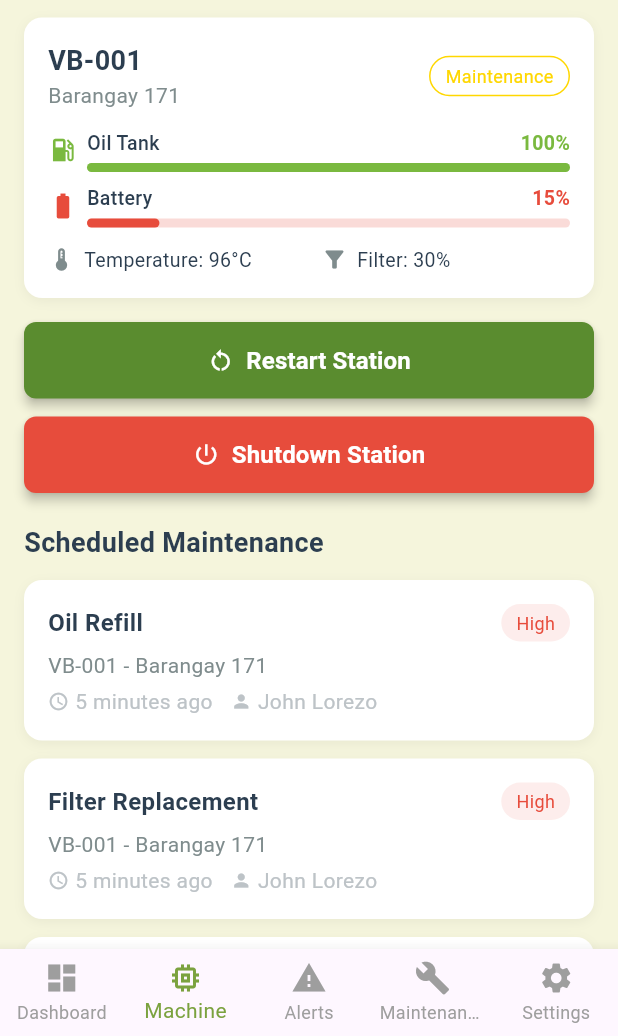
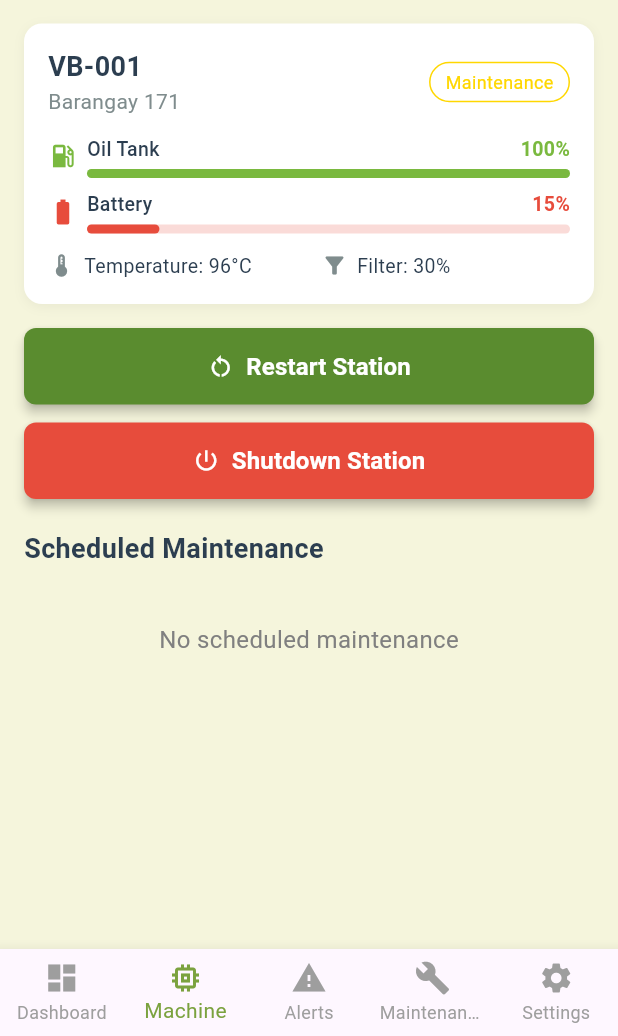
Before and after one commit to Masdyyy/Vegobolt-App, a Flutter app: the MachinePage screen opened by its route, on a phone screen of 412 x 824 dp, the part 200-1236 px from its top. Run offline on Flutter 3.47's test engine with Material 3 defaults, Android fonts, the phone set to English and light mode, and no system bars; our stand-ins replace flutter_secure_storage; accounts and stored records are empty; network calls fail.

Commit message:
Refactor maintenance scheduling and UI integration
Maintenance scheduling is now managed via shared state between Machine and Maintenance pages, allowing users to add, edit, and delete scheduled maintenance items. Alerts list in Alerts page is now empty by default, and UI improvements were made for empty states and navigation. Settings page now links to Account Settings and Help & Support. Various code cleanups and improved widget structure across pages.

```diff
--- a/vegobolt/lib/Pages/Alerts.dart
+++ b/vegobolt/lib/Pages/Alerts.dart
@@ -2,7 +2,7 @@ import 'package:flutter/material.dart';
 import '../components/navbar.dart';
 import '../components/header.dart';
 import '../components/alert_card.dart';
-import '../utils/Colors.dart'; // ✅ Make sure this path matches your actual file location
+import '../utils/Colors.dart';
 import 'dashboard.dart';
 import 'machine.dart';
 import 'maintenance.dart';
@@ -45,53 +45,8 @@ class _AlertsPageState extends State<AlertsPage> {
     );
   }
 
-  final List<Map<String, dynamic>> _alerts = [
-    {
-      'title': 'Overheating Detected',
-      'machine': 'VB-0001',
-      'location': 'Barangay 171',
-      'time': '5 minutes ago',
-      'status': 'Critical',
-      'color': AppColors.criticalRed,
-      'icon': Icons.error_outline,
-    },
-    {
-      'title': 'Low Oil Level',
-      'machine': 'VB-0002',
-      'location': 'Barangay 171',
-      'time': '5 minutes ago',
-      'status': 'Warning',
-      'color': AppColors.warningYellow,
-      'icon': Icons.warning_amber_rounded,
-    },
-    {
-      'title': 'Battery Replacement',
-      'machine': 'VB-0001',
-      'location': 'Barangay 171',
-      'time': '2 days ago',
-      'status': 'Resolved',
-      'color': AppColors.resolvedGreen,
-      'icon': Icons.check_circle_outline,
-    },
-    {
-      'title': 'Filter Replacement Required',
-      'machine': 'VB-0001',
-      'location': 'Barangay 171',
-      'time': '2 days ago',
-      'status': 'Resolved',
-      'color': AppColors.resolvedGreen,
-      'icon': Icons.check_circle_outline,
-    },
-    {
-      'title': 'Filter Replacement Required',
-      'machine': 'VB-0002',
-      'location': 'Barangay 171',
-      'time': '4 days ago',
-      'status': 'Resolved',
-      'color': AppColors.resolvedGreen,
-      'icon': Icons.check_circle_outline,
-    },
-  ];
+  // Alerts list (empty initially)
+  final List<Map<String, dynamic>> _alerts = [];
 
   List<Map<String, dynamic>> get _filteredAlerts {
     switch (_selectedTab) {
@@ -199,7 +154,7 @@ class _AlertsPageState extends State<AlertsPage> {
                       child: _filteredAlerts.isEmpty
                           ? const Center(
                               child: Text(
-                                'No alerts found.',
+                                'No alerts detected.',
                                 style: TextStyle(
                                   color: AppColors.textSecondary,
                                 ),
--- a/vegobolt/lib/Pages/Machine.dart
+++ b/vegobolt/lib/Pages/Machine.dart
@@ -8,11 +8,18 @@ import 'alerts.dart';
 import 'maintenance.dart';
 import 'settings.dart';
 
-class MachinePage extends StatelessWidget {
+class MachinePage extends StatefulWidget {
   const MachinePage({super.key});
 
-  void _onNavTap(BuildContext context, int index) {
-    if (index == 1) return; // already in Machine page
+  @override
+  State<MachinePage> createState() => _MachinePageState();
+}
+
+class _MachinePageState extends State<MachinePage> {
+  List<Map<String, dynamic>> scheduledMaintenanceItems = [];
+
+  void _onNavTap(BuildContext context, int index) async {
+    if (index == 1) return;
 
     Widget destination;
     switch (index) {
@@ -23,8 +30,22 @@ class MachinePage extends StatelessWidget {
         destination = const AlertsPage();
         break;
       case 3:
-        destination = const MaintenancePage();
-        break;
+        // Pass current items to maintenance page and get updated items back
+        final result = await Navigator.push(
+          context,
+          MaterialPageRoute(
+            builder: (_) => MaintenancePage(
+              initialScheduledItems: scheduledMaintenanceItems,
+            ),
+          ),
+        );
+        // Update items if we received data back
+        if (result != null && result is List<Map<String, dynamic>>) {
+          setState(() {
+            scheduledMaintenanceItems = result;
+          });
+        }
+        return; // Don't use pushReplacement for maintenance page
       case 4:
         destination = const SettingsPage();
         break;
@@ -42,8 +63,7 @@ class MachinePage extends StatelessWidget {
   Widget build(BuildContext context) {
     return Scaffold(
       backgroundColor: AppColors.backgroundColor,
-      body: SafeArea(
-        child: Column(
+      body: Column(
         children: [
           const Header(),
           Expanded(
@@ -63,12 +83,9 @@ class MachinePage extends StatelessWidget {
                   const SizedBox(height: 4),
                   const Text(
                     'Control your VEGOBOLT station remotely',
-                      style: TextStyle(
-                        color: AppColors.textSecondary,
-                        fontSize: 14,
+                    style: TextStyle(color: AppColors.textSecondary),
                   ),
-                    ),
-                    const SizedBox(height: 12),
+                  const SizedBox(height: 16),
 
                   // Machine Card
                   Container(
@@ -203,27 +220,36 @@ class MachinePage extends StatelessWidget {
                   ),
                   const SizedBox(height: 12),
 
-                    _buildMaintenanceCard(
-                      title: "Oil Refill",
-                      level: "High",
-                      color: AppColors.criticalRed,
+                  // Display maintenance items or empty state
+                  if (scheduledMaintenanceItems.isEmpty)
+                    const Center(
+                      child: Padding(
+                        padding: EdgeInsets.symmetric(vertical: 24.0),
+                        child: Text(
+                          'No scheduled maintenance',
+                          style: TextStyle(
+                            color: Color(0xFF808080),
+                            fontSize: 16,
                           ),
-                    _buildMaintenanceCard(
-                      title: "Filter Replacement",
-                      level: "High",
-                      color: AppColors.criticalRed,
                         ),
-                    _buildMaintenanceCard(
-                      title: "Battery Replacement",
-                      level: "Medium",
-                      color: AppColors.warningYellow,
+                      ),
+                    )
+                  else
+                    ...scheduledMaintenanceItems.map(
+                      (item) => _buildMaintenanceCard(
+                        title: item['title'],
+                        machineId: item['machineId'],
+                        location: item['location'],
+                        scheduledDate: item['scheduledDate'],
+                        priority: item['priority'],
+                        priorityColor: item['priorityColor'],
+                      ),
                     ),
                 ],
               ),
             ),
           ),
         ],
-        ),
       ),
       bottomNavigationBar: NavBar(
         currentIndex: 1,
@@ -311,8 +337,11 @@ class MachinePage extends StatelessWidget {
 
   Widget _buildMaintenanceCard({
     required String title,
-    required String level,
-    required Color color,
+    required String machineId,
+    required String location,
+    required DateTime? scheduledDate,
+    required String priority,
+    required Color priorityColor,
   }) {
     return Container(
       margin: const EdgeInsets.only(bottom: 12),
@@ -348,34 +377,46 @@ class MachinePage extends StatelessWidget {
                   vertical: 4,
                 ),
                 decoration: BoxDecoration(
-                  color: color.withValues(alpha: 0.1),
-                  borderRadius: BorderRadius.circular(20),
+                  color: priorityColor,
+                  borderRadius: BorderRadius.circular(12),
                 ),
                 child: Text(
-                  level,
-                  style: TextStyle(color: color, fontSize: 12),
+                  priority,
+                  style: const TextStyle(
+                    color: Colors.white,
+                    fontSize: 12,
+                    fontWeight: FontWeight.bold,
+                  ),
                 ),
               ),
             ],
           ),
           const SizedBox(height: 6),
-          const Text(
-            "VB-001 - Barangay 171",
-            style: TextStyle(color: AppColors.textSecondary),
+          Text(
+            '$machineId • $location',
+            style: const TextStyle(
+              color: AppColors.textSecondary,
+              fontSize: 13,
+            ),
           ),
           const SizedBox(height: 4),
           Row(
-            children: const [
-              Icon(Icons.access_time, size: 14, color: AppColors.textLight),
-              SizedBox(width: 4),
+            children: [
+              const Icon(
+                Icons.calendar_today,
+                size: 14,
+                color: AppColors.textLight,
+              ),
+              const SizedBox(width: 4),
               Text(
-                '5 minutes ago',
-                style: TextStyle(color: AppColors.textLight),
+                scheduledDate != null
+                    ? '${scheduledDate.month.toString().padLeft(2, '0')}/${scheduledDate.day.toString().padLeft(2, '0')}/${scheduledDate.year}'
+                    : 'Not scheduled',
+                style: const TextStyle(
+                  color: AppColors.textLight,
+                  fontSize: 12,
                 ),
-              SizedBox(width: 12),
-              Icon(Icons.person, size: 14, color: AppColors.textLight),
-              SizedBox(width: 4),
-              Text('John Lorezo', style: TextStyle(color: AppColors.textLight)),
+              ),
             ],
           ),
         ],
```
Also changed, not shown: vegobolt/lib/Pages/Dashboard.dart (+8 -10 lines), vegobolt/lib/Pages/Maintenance.dart (+88 -73 lines), vegobolt/lib/Pages/Settings.dart (+38 -27 lines), vegobolt/lib/Pages/AccountSettings.dart (line endings or trailing spaces), vegobolt/lib/Pages/HelpSupport.dart (line endings or trailing spaces). Lines whose indentation alone changed are shown as unchanged.
